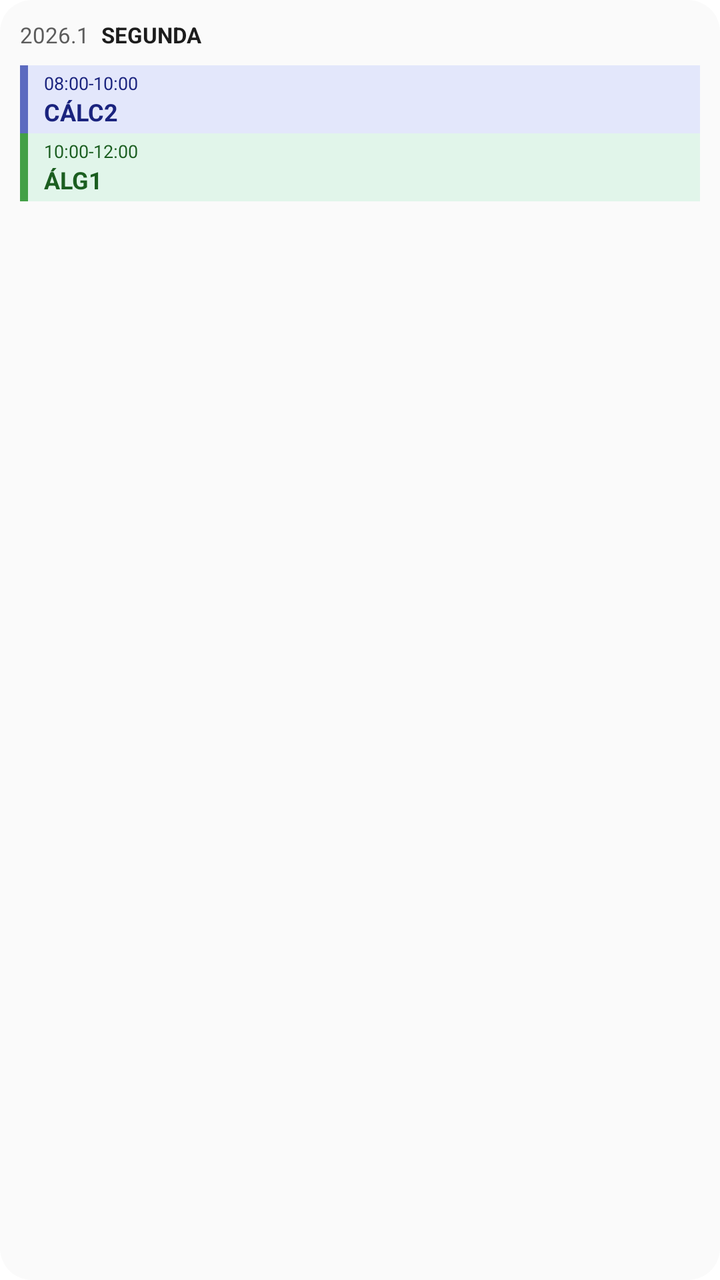
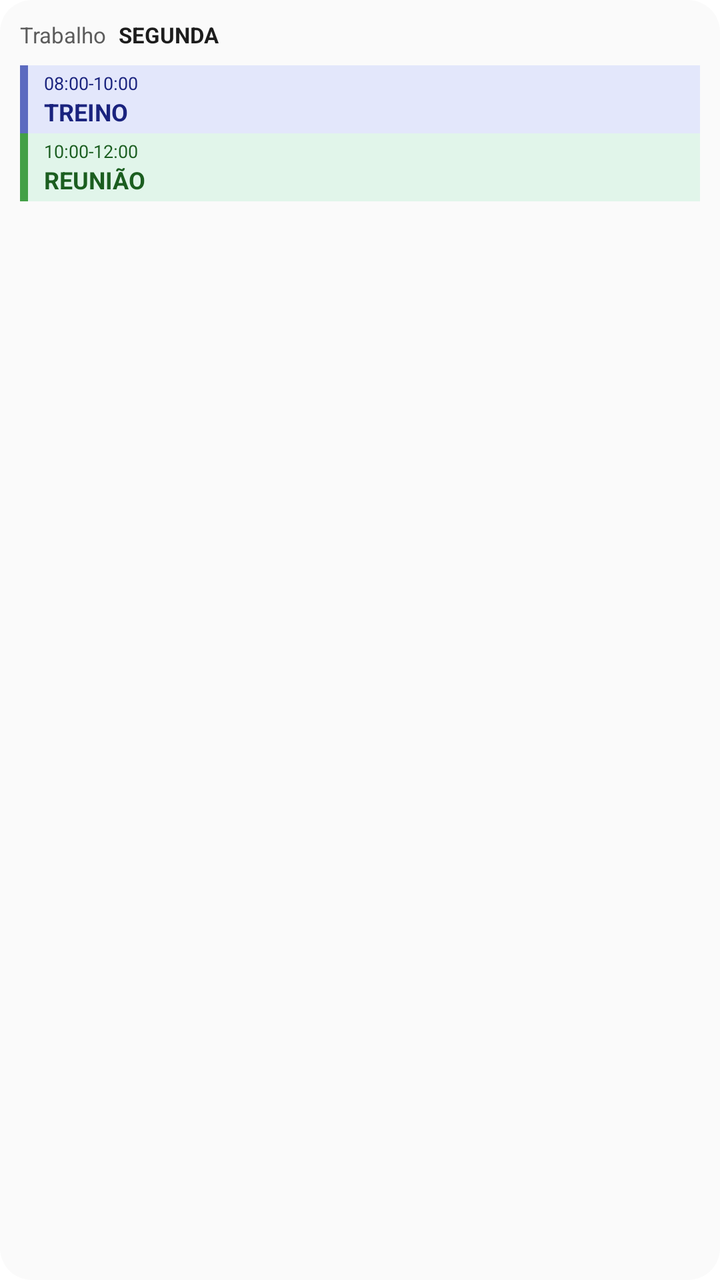

Before-and-after screenshots of an Android layout around one commit, followed by the original layout XML and the change that was made.
<!-- AndroidManifest.xml: fallback theme Theme.MaterialComponents.DayNight.NoActionBar -->
<!-- res/layout/today_schedule_widget_preview.xml -->
<?xml version="1.0" encoding="utf-8"?>
<LinearLayout xmlns:android="http://schemas.android.com/apk/res/android"
    android:layout_width="match_parent"
    android:layout_height="match_parent"
    android:orientation="vertical"
    android:background="@drawable/widget_preview_card_bg"
    android:padding="10dp">

    <LinearLayout
        android:layout_width="match_parent"
        android:layout_height="wrap_content"
        android:orientation="horizontal"
        android:layout_marginBottom="8dp">

        <TextView
            android:layout_width="wrap_content"
            android:layout_height="wrap_content"
            android:layout_marginEnd="6dp"
            android:text="2026.1"
            android:textColor="#5C5C5C"
            android:textSize="11sp" />

        <TextView
            android:layout_width="wrap_content"
            android:layout_height="wrap_content"
            android:text="SEGUNDA"
            android:textColor="#1C1C1C"
            android:textSize="11sp"
            android:textStyle="bold" />
    </LinearLayout>

    <LinearLayout
        android:layout_width="match_parent"
        android:layout_height="34dp"
        android:orientation="horizontal"
        android:background="#E3E7FB"
        android:gravity="center_vertical">

        <View
            android:layout_width="4dp"
            android:layout_height="match_parent"
            android:background="#5C6BC0" />

        <LinearLayout
            android:layout_width="wrap_content"
            android:layout_height="wrap_content"
            android:orientation="vertical"
            android:layout_marginStart="8dp">

            <TextView
                android:layout_width="wrap_content"
                android:layout_height="wrap_content"
                android:text="08:00-10:00"
                android:textColor="#1A237E"
                android:textSize="9sp" />

            <TextView
                android:layout_width="wrap_content"
                android:layout_height="wrap_content"
                android:text="CÁLC2"
                android:textColor="#1A237E"
                android:textSize="12sp"
                android:textStyle="bold" />
        </LinearLayout>
    </LinearLayout>

    <LinearLayout
        android:layout_width="match_parent"
        android:layout_height="34dp"
        android:orientation="horizontal"
        android:background="#E1F5EA"
        android:gravity="center_vertical">

        <View
            android:layout_width="4dp"
            android:layout_height="match_parent"
            android:background="#43A047" />

        <LinearLayout
            android:layout_width="wrap_content"
            android:layout_height="wrap_content"
            android:orientation="vertical"
            android:layout_marginStart="8dp">

            <TextView
                android:layout_width="wrap_content"
                android:layout_height="wrap_content"
                android:text="10:00-12:00"
                android:textColor="#1B5E20"
                android:textSize="9sp" />

            <TextView
                android:layout_width="wrap_content"
                android:layout_height="wrap_content"
                android:text="ÁLG1"
                android:textColor="#1B5E20"
                android:textSize="12sp"
                android:textStyle="bold" />
        </LinearLayout>
    </LinearLayout>
</LinearLayout>
<!-- resources referenced by this layout -->
<resources>
  <!-- drawable widget_preview_card_bg (drawable) -->
  <?xml version="1.0" encoding="utf-8"?>
  <shape xmlns:android="http://schemas.android.com/apk/res/android">
      <solid android:color="#FAFAFA" />
      <corners android:radius="16dp" />
  </shape>
</resources>

<!-- the commit's change to res/layout/today_schedule_widget_preview.xml (unified diff, before → after) -->
@@ -16,7 +16,7 @@
             android:layout_width="wrap_content"
             android:layout_height="wrap_content"
             android:layout_marginEnd="6dp"
-            android:text="2026.1"
+            android:text="Trabalho"
             android:textColor="#5C5C5C"
             android:textSize="11sp" />
 
@@ -57,7 +57,7 @@
             <TextView
                 android:layout_width="wrap_content"
                 android:layout_height="wrap_content"
-                android:text="CÁLC2"
+                android:text="TREINO"
                 android:textColor="#1A237E"
                 android:textSize="12sp"
                 android:textStyle="bold" />
@@ -92,7 +92,7 @@
             <TextView
                 android:layout_width="wrap_content"
                 android:layout_height="wrap_content"
-                android:text="ÁLG1"
+                android:text="REUNIÃO"
                 android:textColor="#1B5E20"
                 android:textSize="12sp"
                 android:textStyle="bold" />
